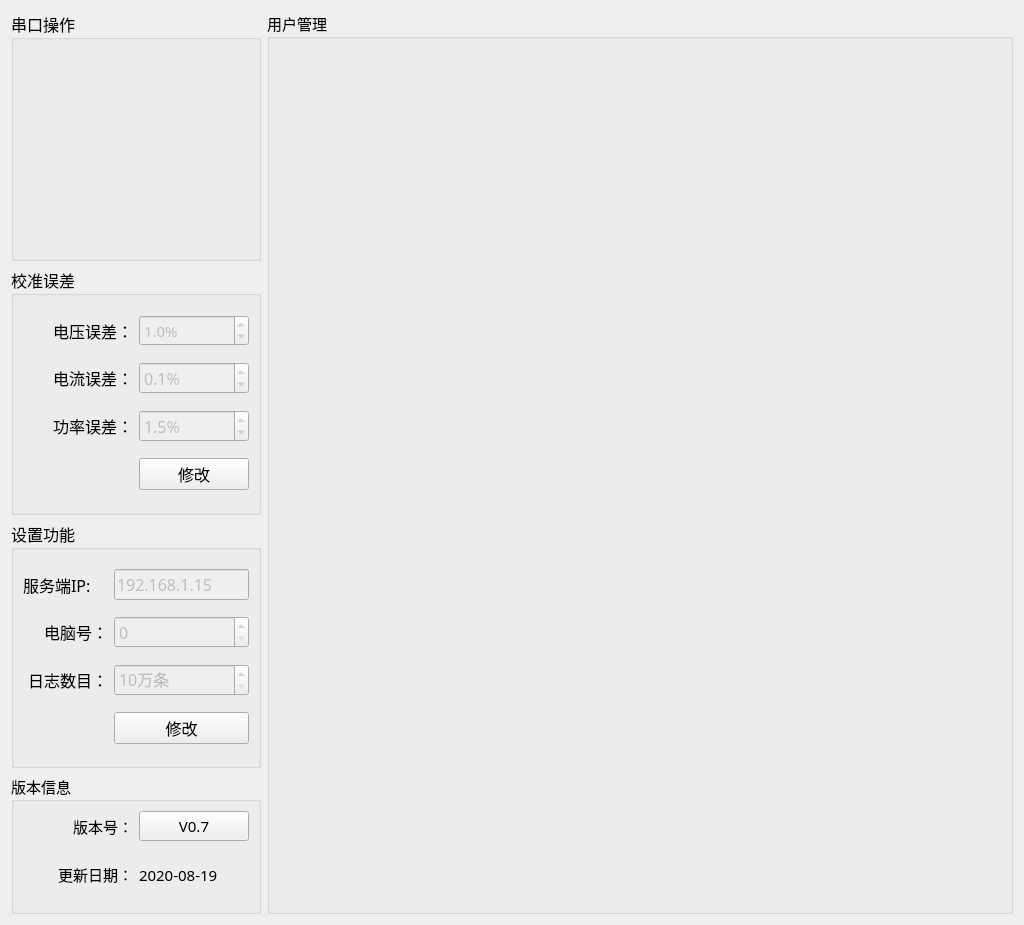
The window that ProductEvalTool/qc-busbar/setups/setup_mainwid.ui (ChinaClever/ProductEvalTool) describes before a commit, drawn with Qt 5.
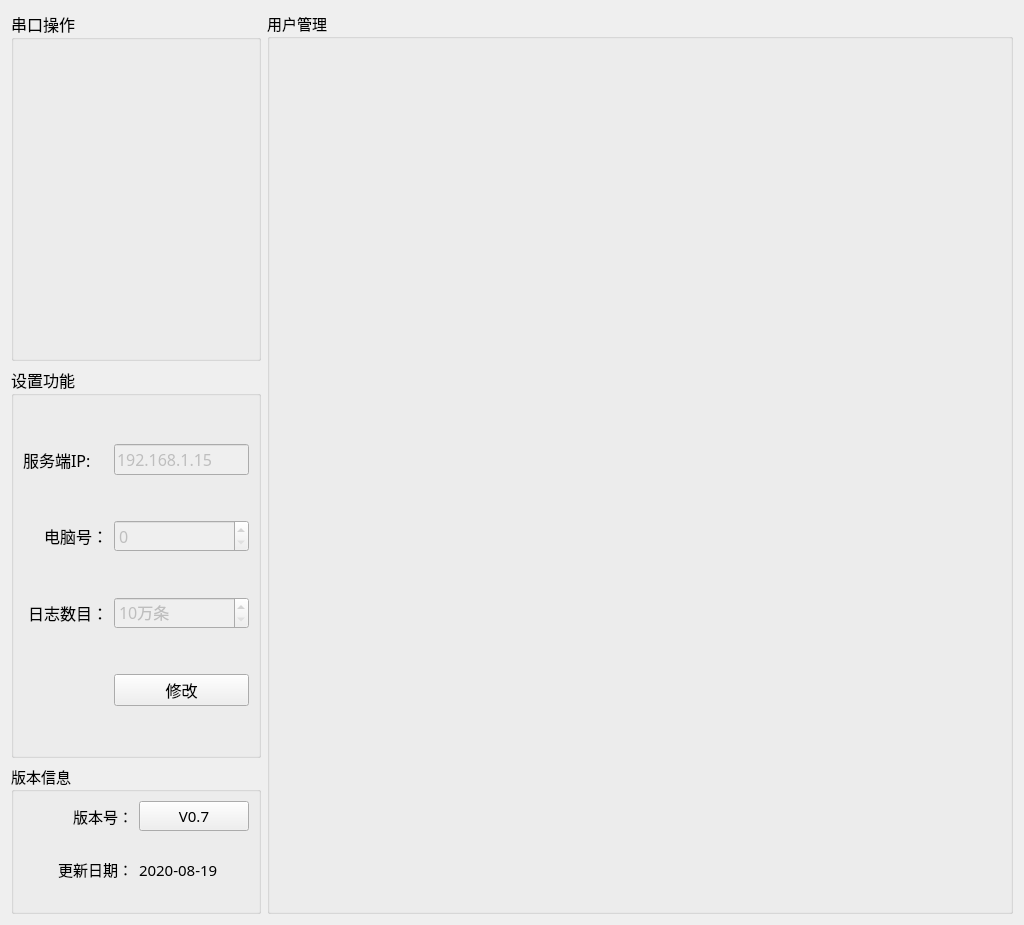
The same window after the commit.

Patch:
```diff
--- a/ProductEvalTool/qc-busbar/setups/setup_mainwid.ui
+++ b/ProductEvalTool/qc-busbar/setups/setup_mainwid.ui
@@ -20,84 +20,12 @@
    <string>Form</string>
   </property>
   <layout class="QGridLayout" name="gridLayout_6">
-   <item row="0" column="0">
-    <widget class="QGroupBox" name="groupBox_3">
-     <property name="minimumSize">
-      <size>
-       <width>0</width>
-       <height>250</height>
-      </size>
-     </property>
-     <property name="maximumSize">
-      <size>
-       <width>250</width>
-       <height>250</height>
-      </size>
-     </property>
-     <property name="font">
-      <font>
-       <family>微软雅黑</family>
-       <pointsize>12</pointsize>
-      </font>
-     </property>
-     <property name="title">
-      <string>串口操作</string>
-     </property>
-     <layout class="QGridLayout" name="gridLayout">
-      <property name="leftMargin">
-       <number>0</number>
-      </property>
-      <property name="topMargin">
-       <number>0</number>
-      </property>
-      <property name="rightMargin">
-       <number>0</number>
-      </property>
-      <property name="bottomMargin">
-       <number>0</number>
-      </property>
-      <property name="spacing">
-       <number>0</number>
-      </property>
-      <item row="0" column="0">
-       <widget class="QWidget" name="comWid" native="true">
-        <property name="minimumSize">
-         <size>
-          <width>0</width>
-          <height>70</height>
-         </size>
-        </property>
-       </widget>
-      </item>
-      <item row="1" column="0">
-       <widget class="QWidget" name="sourceWid" native="true">
-        <property name="minimumSize">
-         <size>
-          <width>0</width>
-          <height>70</height>
-         </size>
-        </property>
-       </widget>
-      </item>
-      <item row="2" column="0">
-       <widget class="QWidget" name="controlWid" native="true">
-        <property name="minimumSize">
-         <size>
-          <width>0</width>
-          <height>70</height>
-         </size>
-        </property>
-       </widget>
-      </item>
-     </layout>
-    </widget>
-   </item>
-   <item row="3" column="0">
+   <item row="2" column="0">
     <widget class="QGroupBox" name="groupBox">
      <property name="maximumSize">
       <size>
        <width>300</width>
-       <height>140</height>
+       <height>150</height>
       </size>
      </property>
      <property name="title">
@@ -147,194 +75,7 @@
      </layout>
     </widget>
    </item>
-   <item row="1" column="0">
-    <widget class="QGroupBox" name="groupBox_4">
-     <property name="maximumSize">
-      <size>
-       <width>300</width>
-       <height>16777215</height>
-      </size>
-     </property>
-     <property name="font">
-      <font>
-       <family>微软雅黑</family>
-       <pointsize>12</pointsize>
-      </font>
-     </property>
-     <property name="title">
-      <string>校准误差</string>
-     </property>
-     <layout class="QGridLayout" name="gridLayout_3">
-      <item row="0" column="0">
-       <widget class="QLabel" name="label_10">
-        <property name="minimumSize">
-         <size>
-          <width>0</width>
-          <height>0</height>
-         </size>
-        </property>
-        <property name="text">
-         <string>电压误差：</string>
-        </property>
-        <property name="alignment">
-         <set>Qt::AlignRight|Qt::AlignTrailing|Qt::AlignVCenter</set>
-        </property>
-       </widget>
-      </item>
-      <item row="0" column="1">
-       <widget class="QDoubleSpinBox" name="volErrBox">
-        <property name="enabled">
-         <bool>false</bool>
-        </property>
-        <property name="minimumSize">
-         <size>
-          <width>0</width>
-          <height>0</height>
-         </size>
-        </property>
-        <property name="font">
-         <font>
-          <family>微软雅黑</family>
-          <pointsize>11</pointsize>
-         </font>
-        </property>
-        <property name="layoutDirection">
-         <enum>Qt::LeftToRight</enum>
-        </property>
-        <property name="styleSheet">
-         <string notr="true"/>
-        </property>
-        <property name="buttonSymbols">
-         <enum>QAbstractSpinBox::UpDownArrows</enum>
-        </property>
-        <property name="correctionMode">
-         <enum>QAbstractSpinBox::CorrectToPreviousValue</enum>
-        </property>
-        <property name="suffix">
-         <string>%</string>
-        </property>
-        <property name="decimals">
-         <number>1</number>
-        </property>
-        <property name="maximum">
-         <double>10.000000000000000</double>
-        </property>
-        <property name="singleStep">
-         <double>0.100000000000000</double>
-        </property>
-        <property name="value">
-         <double>1.000000000000000</double>
-        </property>
-       </widget>
-      </item>
-      <item row="1" column="0">
-       <widget class="QLabel" name="label_9">
-        <property name="minimumSize">
-         <size>
-          <width>0</width>
-          <height>0</height>
-         </size>
-        </property>
-        <property name="text">
-         <string>电流误差：</string>
-        </property>
-        <property name="alignment">
-         <set>Qt::AlignRight|Qt::AlignTrailing|Qt::AlignVCenter</set>
-        </property>
-       </widget>
-      </item>
-      <item row="1" column="1">
-       <widget class="QDoubleSpinBox" name="curErrBox">
-        <property name="enabled">
-         <bool>false</bool>
-        </property>
-        <property name="minimumSize">
-         <size>
-          <width>0</width>
-          <height>0</height>
-         </size>
-        </property>
-        <property name="prefix">
-         <string/>
-        </property>
-        <property name="suffix">
-         <string>%</string>
-        </property>
-        <property name="decimals">
-         <number>1</number>
-        </property>
-        <property name="maximum">
-         <double>10.000000000000000</double>
-        </property>
-        <property name="singleStep">
-         <double>0.100000000000000</double>
-        </property>
-        <property name="value">
-         <double>0.100000000000000</double>
-        </property>
-       </widget>
-      </item>
-      <item row="2" column="0">
-       <widget class="QLabel" name="label_11">
-        <property name="minimumSize">
-         <size>
-          <width>0</width>
-          <height>0</height>
-         </size>
-        </property>
-        <property name="text">
-         <string>功率误差：</string>
-        </property>
-        <property name="alignment">
-         <set>Qt::AlignRight|Qt::AlignTrailing|Qt::AlignVCenter</set>
-        </property>
-       </widget>
-      </item>
-      <item row="2" column="1">
-       <widget class="QDoubleSpinBox" name="powErrBox">
-        <property name="enabled">
-         <bool>false</bool>
-        </property>
-        <property name="minimumSize">
-         <size>
-          <width>0</width>
-          <height>0</height>
-         </size>
-        </property>
-        <property name="prefix">
-         <string/>
-        </property>
-        <property name="suffix">
-         <string>%</string>
-        </property>
-        <property name="decimals">
-         <number>1</number>
-        </property>
-        <property name="minimum">
-         <double>0.000000000000000</double>
-        </property>
-        <property name="maximum">
-         <double>10.000000000000000</double>
-        </property>
-        <property name="singleStep">
-         <double>0.100000000000000</double>
-        </property>
-        <property name="value">
-         <double>1.500000000000000</double>
-        </property>
-       </widget>
-      </item>
-      <item row="3" column="1">
-       <widget class="QPushButton" name="saveBtn">
-        <property name="text">
-         <string>修改</string>
-        </property>
-       </widget>
-      </item>
-     </layout>
-    </widget>
-   </item>
-   <item row="0" column="1" rowspan="4">
+   <item row="0" column="1" rowspan="3">
     <widget class="QGroupBox" name="groupBox_5">
      <property name="title">
       <string>用户管理</string>
@@ -346,7 +87,79 @@
      </layout>
     </widget>
    </item>
-   <item row="2" column="0">
+   <item row="0" column="0">
+    <widget class="QGroupBox" name="groupBox_3">
+     <property name="minimumSize">
+      <size>
+       <width>0</width>
+       <height>250</height>
+      </size>
+     </property>
+     <property name="maximumSize">
+      <size>
+       <width>250</width>
+       <height>350</height>
+      </size>
+     </property>
+     <property name="font">
+      <font>
+       <family>微软雅黑</family>
+       <pointsize>12</pointsize>
+      </font>
+     </property>
+     <property name="title">
+      <string>串口操作</string>
+     </property>
+     <layout class="QGridLayout" name="gridLayout">
+      <property name="leftMargin">
+       <number>0</number>
+      </property>
+      <property name="topMargin">
+       <number>0</number>
+      </property>
+      <property name="rightMargin">
+       <number>0</number>
+      </property>
+      <property name="bottomMargin">
+       <number>0</number>
+      </property>
+      <property name="spacing">
+       <number>0</number>
+      </property>
+      <item row="0" column="0">
+       <widget class="QWidget" name="comWid" native="true">
+        <property name="minimumSize">
+         <size>
+          <width>0</width>
+          <height>70</height>
+         </size>
+        </property>
+       </widget>
+      </item>
+      <item row="1" column="0">
+       <widget class="QWidget" name="sourceWid" native="true">
+        <property name="minimumSize">
+         <size>
+          <width>0</width>
+          <height>70</height>
+         </size>
+        </property>
+       </widget>
+      </item>
+      <item row="2" column="0">
+       <widget class="QWidget" name="controlWid" native="true">
+        <property name="minimumSize">
+         <size>
+          <width>0</width>
+          <height>70</height>
+         </size>
+        </property>
+       </widget>
+      </item>
+     </layout>
+    </widget>
+   </item>
+   <item row="1" column="0">
     <widget class="QGroupBox" name="groupBox_2">
      <property name="minimumSize">
       <size>
```
